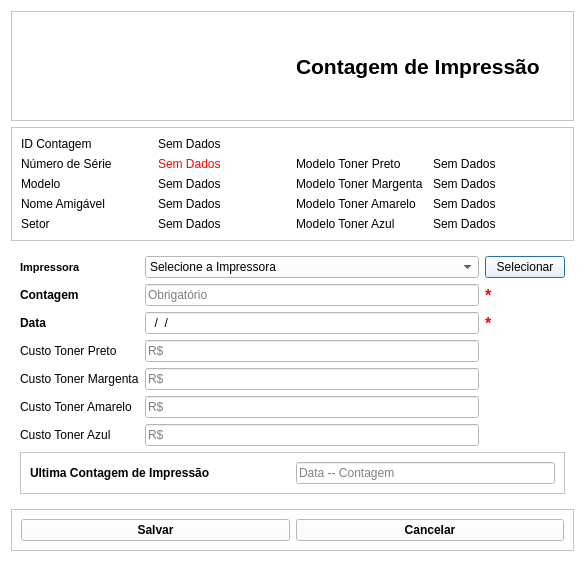
Qt form View/Telas/CadastroContagem.ui (Blastoles/ProjetoSCGI) before a commit.
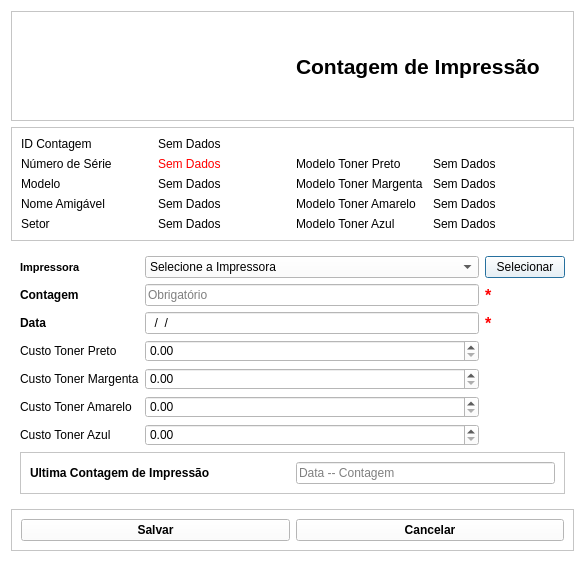
The same form after that commit. Icons and pictures are not drawn.

```diff
--- a/View/Telas/CadastroContagem.ui
+++ b/View/Telas/CadastroContagem.ui
@@ -409,105 +409,6 @@
           </property>
          </widget>
         </item>
-        <item row="5" column="1">
-         <widget class="QLineEdit" name="CP_CPreto">
-          <property name="font">
-           <font>
-            <family>Arial</family>
-           </font>
-          </property>
-          <property name="autoFillBackground">
-           <bool>false</bool>
-          </property>
-          <property name="inputMask">
-           <string/>
-          </property>
-          <property name="text">
-           <string/>
-          </property>
-          <property name="maxLength">
-           <number>32767</number>
-          </property>
-          <property name="dragEnabled">
-           <bool>false</bool>
-          </property>
-          <property name="readOnly">
-           <bool>false</bool>
-          </property>
-          <property name="placeholderText">
-           <string>R$</string>
-          </property>
-          <property name="clearButtonEnabled">
-           <bool>false</bool>
-          </property>
-         </widget>
-        </item>
-        <item row="6" column="1">
-         <widget class="QLineEdit" name="CP_CMargenta">
-          <property name="font">
-           <font>
-            <family>Arial</family>
-           </font>
-          </property>
-          <property name="inputMask">
-           <string/>
-          </property>
-          <property name="placeholderText">
-           <string>R$</string>
-          </property>
-         </widget>
-        </item>
-        <item row="7" column="1">
-         <widget class="QLineEdit" name="CP_CAmarelo">
-          <property name="font">
-           <font>
-            <family>Arial</family>
-           </font>
-          </property>
-          <property name="inputMask">
-           <string/>
-          </property>
-          <property name="placeholderText">
-           <string>R$</string>
-          </property>
-         </widget>
-        </item>
-        <item row="8" column="1">
-         <widget class="QLineEdit" name="CP_CAzul">
-          <property name="font">
-           <font>
-            <family>Arial</family>
-           </font>
-          </property>
-          <property name="inputMethodHints">
-           <set>Qt::ImhNone</set>
-          </property>
-          <property name="inputMask">
-           <string/>
-          </property>
-          <property name="frame">
-           <bool>true</bool>
-          </property>
-          <property name="cursorPosition">
-           <number>0</number>
-          </property>
-          <property name="alignment">
-           <set>Qt::AlignLeading|Qt::AlignLeft|Qt::AlignVCenter</set>
-          </property>
-          <property name="dragEnabled">
-           <bool>true</bool>
-          </property>
-          <property name="readOnly">
-           <bool>false</bool>
-          </property>
-          <property name="placeholderText">
-           <string>R$</string>
-          </property>
-          <property name="cursorMoveStyle">
-           <enum>Qt::LogicalMoveStyle</enum>
-          </property>
-         </widget>
-        </item>
         <item row="9" column="0" colspan="3">
          <widget class="QFrame" name="frame_5">
           <property name="frameShape">
@@ -556,6 +457,34 @@
           </layout>
          </widget>
         </item>
+        <item row="5" column="1">
+         <widget class="QDoubleSpinBox" name="CP_CPreto">
+          <property name="maximum">
+           <double>9999.989999999999782</double>
+          </property>
+         </widget>
+        </item>
+        <item row="6" column="1">
+         <widget class="QDoubleSpinBox" name="CP_CMargenta">
+          <property name="maximum">
+           <double>9999.989999999999782</double>
+          </property>
+         </widget>
+        </item>
+        <item row="7" column="1">
+         <widget class="QDoubleSpinBox" name="CP_CAmarelo">
+          <property name="maximum">
+           <double>9999.989999999999782</double>
+          </property>
+         </widget>
+        </item>
+        <item row="8" column="1">
+         <widget class="QDoubleSpinBox" name="CP_CAzul">
+          <property name="maximum">
+           <double>9999.989999999999782</double>
+          </property>
+         </widget>
+        </item>
        </layout>
       </widget>
      </item>
```
Left out of the diff: 4 changed lines with no effect on the pictures.
